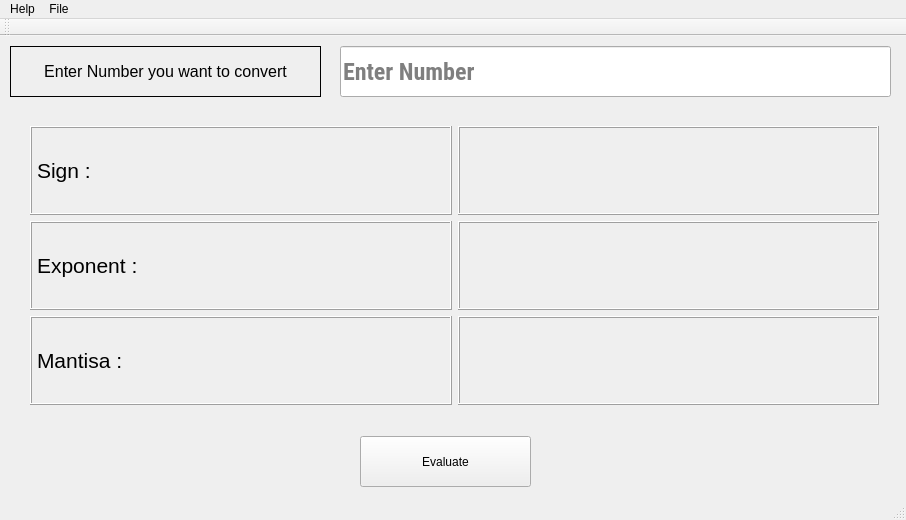
Above: mainwindow.ui from xzeck/COA before the change. Below: the same form after it.
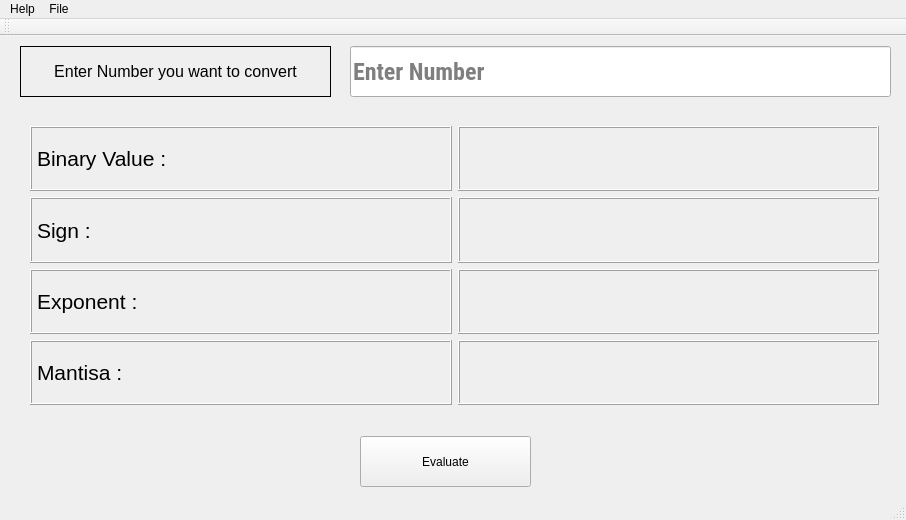
That is the form after the change.

Commit message: Binary Conversion Works

Patch:
```diff
--- a/mainwindow.ui
+++ b/mainwindow.ui
@@ -20,7 +20,7 @@
    <widget class="QLabel" name="label">
     <property name="geometry">
      <rect>
-      <x>10</x>
+      <x>20</x>
       <y>10</y>
       <width>311</width>
       <height>51</height>
@@ -63,9 +63,9 @@
    <widget class="QLineEdit" name="UserValue">
     <property name="geometry">
      <rect>
-      <x>340</x>
+      <x>350</x>
       <y>10</y>
-      <width>551</width>
+      <width>541</width>
       <height>51</height>
      </rect>
     </property>
@@ -99,6 +99,24 @@
     <layout class="QHBoxLayout" name="BaseHorizontalLayout">
      <item>
       <layout class="QVBoxLayout" name="LabelVerticalLayout">
+       <item>
+        <widget class="QLabel" name="BinaryValueLabel">
+         <property name="font">
+          <font>
+           <pointsize>16</pointsize>
+          </font>
+         </property>
+         <property name="frameShape">
+          <enum>QFrame::Box</enum>
+         </property>
+         <property name="frameShadow">
+          <enum>QFrame::Raised</enum>
+         </property>
+         <property name="text">
+          <string>Binary Value :</string>
+         </property>
+        </widget>
+       </item>
        <item>
         <widget class="QLabel" name="Sign">
          <property name="font">
@@ -166,8 +184,31 @@
      </item>
      <item>
       <layout class="QVBoxLayout" name="TextVerticalLayout">
+       <item>
+        <widget class="QLabel" name="BinaryDisplayLabel">
+         <property name="font">
+          <font>
+           <pointsize>14</pointsize>
+          </font>
+         </property>
+         <property name="frameShape">
+          <enum>QFrame::Box</enum>
+         </property>
+         <property name="frameShadow">
+          <enum>QFrame::Raised</enum>
+         </property>
+         <property name="text">
+          <string/>
+         </property>
+        </widget>
+       </item>
        <item>
         <widget class="QLabel" name="SignDisplayLbl">
+         <property name="font">
+          <font>
+           <pointsize>14</pointsize>
+          </font>
+         </property>
          <property name="frameShape">
           <enum>QFrame::Box</enum>
          </property>
@@ -184,6 +225,11 @@
        </item>
        <item>
         <widget class="QLabel" name="ExponentDisplaylbl">
+         <property name="font">
+          <font>
+           <pointsize>14</pointsize>
+          </font>
+         </property>
          <property name="frameShape">
           <enum>QFrame::Box</enum>
          </property>
@@ -197,6 +243,11 @@
        </item>
        <item>
         <widget class="QLabel" name="MantisaDisplayLbl">
+         <property name="font">
+          <font>
+           <pointsize>14</pointsize>
+          </font>
+         </property>
          <property name="frameShape">
           <enum>QFrame::Box</enum>
          </property>
```
The commit also changes 9 other files.
